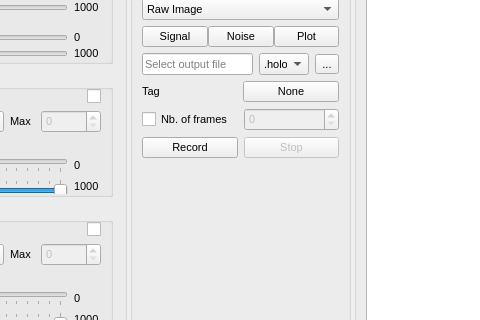
Qt form Ui/assets/ui/mainwindow.ui (DigitalHolography/Holovibes) before a commit; both pictures show x 628 to 1108 and y 263 to 583 of the 1291 by 815 pixel window.
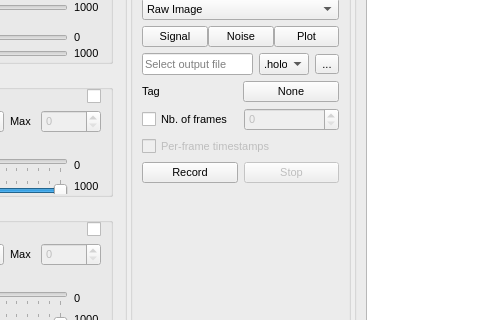
The same form after that commit. Custom widgets are drawn as their Qt base class.

Commit message: add all timestamps option

The edit to the form file:
```diff
--- a/Ui/assets/ui/mainwindow.ui
+++ b/Ui/assets/ui/mainwindow.ui
@@ -3104,6 +3104,19 @@
                  </item>
                 </layout>
                </item>
+               <item>
+                <widget class="QCheckBox" name="RecordFrameTimestampsCheckBox">
+                 <property name="enabled">
+                  <bool>false</bool>
+                 </property>
+                 <property name="toolTip">
+                  <string>Save timestamps for every recorded frame in the footer. Available only for RAW camera .holo recordings and increases the footer size. Cameras without timestamp support store zero values.</string>
+                 </property>
+                 <property name="text">
+                  <string>Per-frame timestamps</string>
+                 </property>
+                </widget>
+               </item>
                <item>
                 <layout class="QHBoxLayout" name="recordPushButtonsLayout">
                  <item>
```
Left out of the diff: 17 changed lines with no effect on the pictures. The commit also changes 11 other files.
